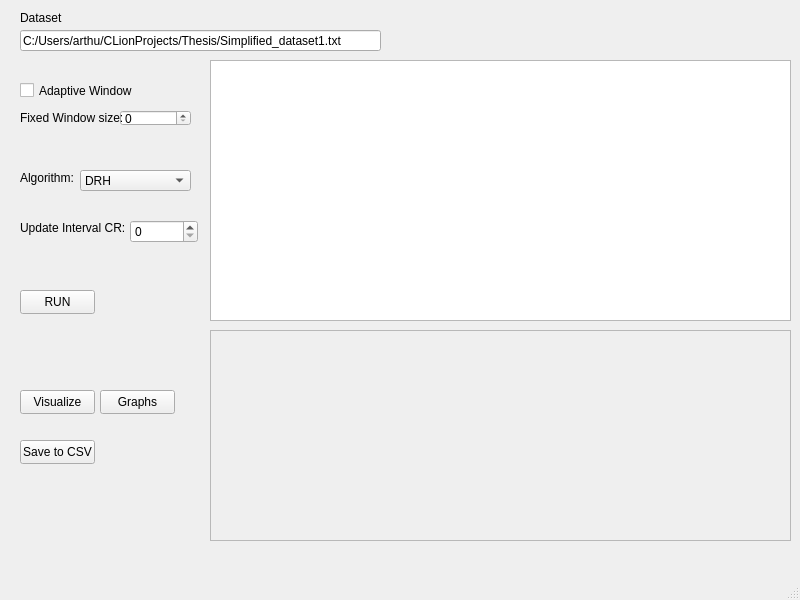
The window that MainWindow.ui (ArthurVGitHub/RealTime-Data-Compression-Simulator) describes before a commit, drawn with Qt 5.
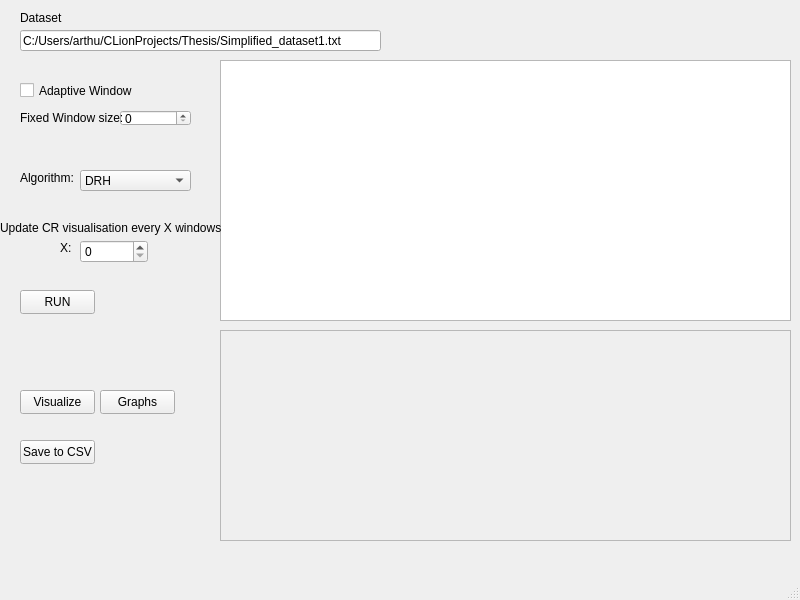
The same window after the commit.

Commit message: Updated the max and start value of adaptive window. And fixed buf of min limit

Diff of the .ui file:
```diff
--- a/MainWindow.ui
+++ b/MainWindow.ui
@@ -30,9 +30,9 @@
    <widget class="QTextEdit" name="resultsTextEdit">
     <property name="geometry">
      <rect>
-      <x>210</x>
+      <x>220</x>
       <y>60</y>
-      <width>581</width>
+      <width>571</width>
       <height>261</height>
      </rect>
     </property>
@@ -237,9 +237,9 @@
    <widget class="QScrollArea" name="scrollArea">
     <property name="geometry">
      <rect>
-      <x>210</x>
+      <x>220</x>
       <y>330</y>
-      <width>581</width>
+      <width>571</width>
       <height>211</height>
      </rect>
     </property>
@@ -251,7 +251,7 @@
       <rect>
        <x>0</x>
        <y>0</y>
-       <width>579</width>
+       <width>569</width>
        <height>209</height>
       </rect>
      </property>
@@ -271,8 +271,8 @@
    <widget class="QSpinBox" name="updateIntervalSpinBox">
     <property name="geometry">
      <rect>
-      <x>130</x>
-      <y>220</y>
+      <x>80</x>
+      <y>240</y>
       <width>68</width>
       <height>23</height>
      </rect>
@@ -284,14 +284,27 @@
    <widget class="QLabel" name="label_4">
     <property name="geometry">
      <rect>
-      <x>20</x>
+      <x>0</x>
       <y>220</y>
-      <width>111</width>
+      <width>221</width>
       <height>16</height>
      </rect>
     </property>
     <property name="text">
-     <string>Update Interval CR:</string>
+     <string>Update CR visualisation every X windows</string>
+    </property>
+   </widget>
+   <widget class="QLabel" name="label_5">
+    <property name="geometry">
+     <rect>
+      <x>60</x>
+      <y>240</y>
+      <width>21</width>
+      <height>16</height>
+     </rect>
+    </property>
+    <property name="text">
+     <string>X:</string>
     </property>
    </widget>
   </widget>
```
Left out of the diff: 3 changed lines with no effect on the pictures. The commit also changes 5 other files.
